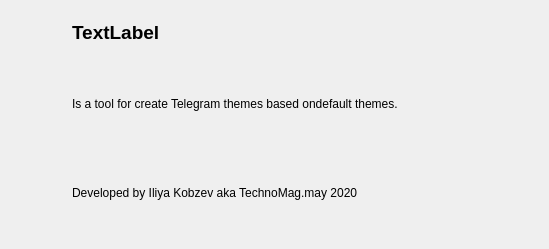
Above: dialogs/aboutdialog.ui from TechnoMag82/TelegramThemeMaker before the change. Below: the same form after it.
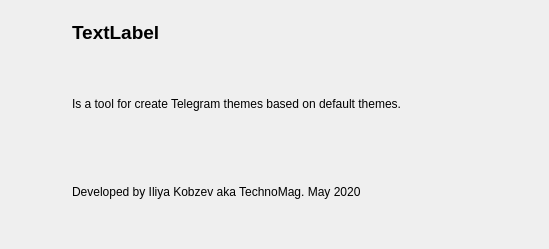
That is the form after the change.

The edit to the form file:
```diff
--- a/dialogs/aboutdialog.ui
+++ b/dialogs/aboutdialog.ui
@@ -46,7 +46,7 @@
     </rect>
    </property>
    <property name="text">
-    <string>&lt;html&gt;&lt;head/&gt;&lt;body&gt;&lt;p&gt;Is a tool for create Telegram themes based ondefault themes.&lt;/p&gt;&lt;/body&gt;&lt;/html&gt;</string>
+    <string>&lt;html&gt;&lt;head/&gt;&lt;body&gt;&lt;p&gt;Is a tool for create Telegram themes based on default themes.&lt;/p&gt;&lt;/body&gt;&lt;/html&gt;</string>
    </property>
    <property name="textFormat">
     <enum>Qt::RichText</enum>
@@ -65,10 +65,10 @@
     </rect>
    </property>
    <property name="text">
-    <string>Developed by Iliya Kobzev aka TechnoMag.may 2020</string>
+    <string>&lt;html&gt;&lt;head/&gt;&lt;body&gt;&lt;p&gt;Developed by Iliya Kobzev aka TechnoMag. May 2020&lt;/p&gt;&lt;/body&gt;&lt;/html&gt;</string>
    </property>
    <property name="textFormat">
-    <enum>Qt::PlainText</enum>
+    <enum>Qt::RichText</enum>
    </property>
   </widget>
  </widget>
```
